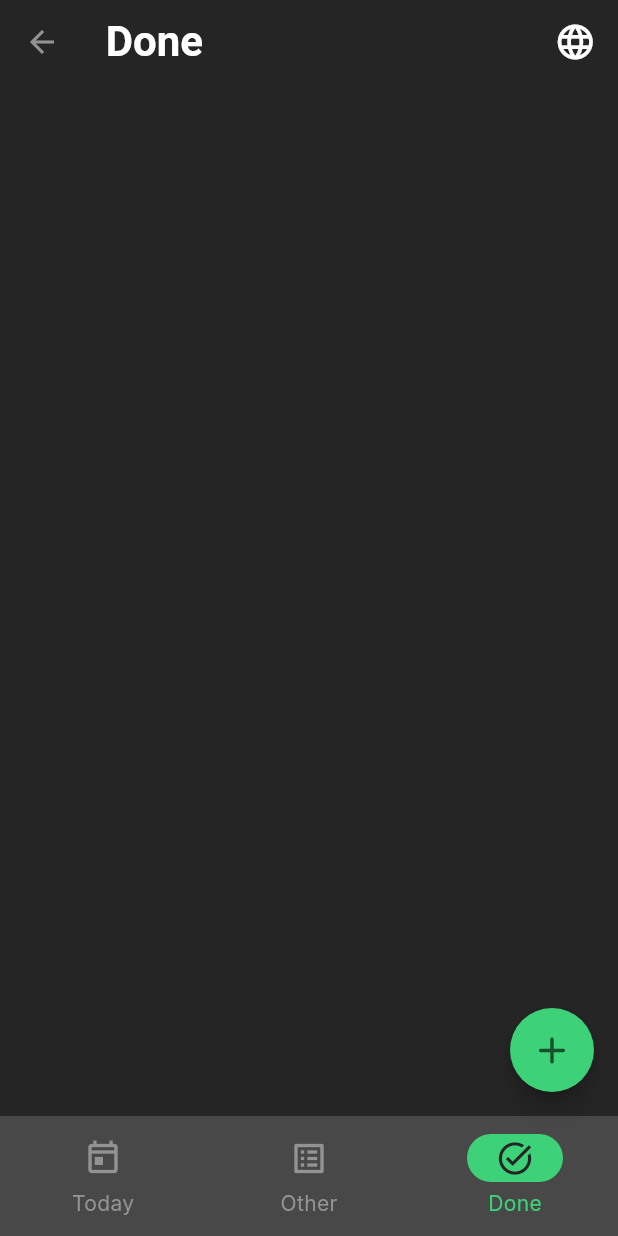
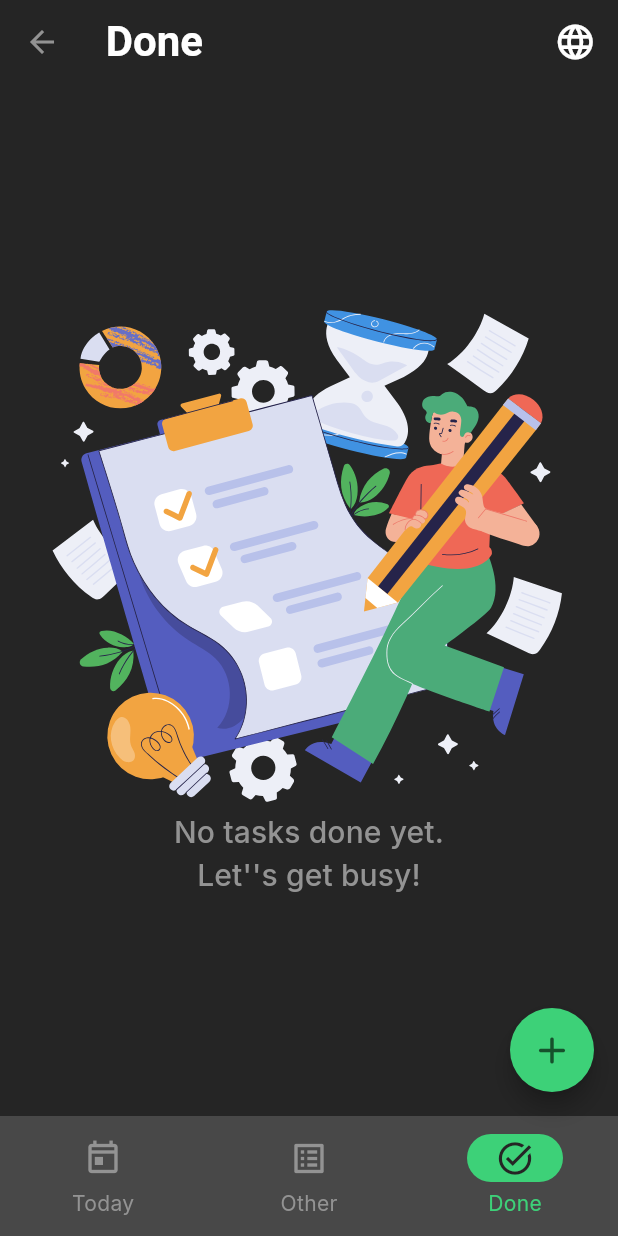
Before and after one commit to urban-potato/to-do-list-app-flutter, a Flutter app: the ToDoListScreen screen opened directly, item 3 of the bottom bar chosen, on a phone screen of 412 x 824 dp. Run offline on Flutter 3.47's test engine with Material 3 defaults, Android fonts, the phone set to English and light mode, and no system bars; our stand-ins replace auto_route, flutter_slidable, flutter_svg, get_it, google_fonts, hive_flutter and 2 more; accounts and stored records are empty; generated files the repository leaves out were written again; statements that could not run were skipped.

Commit message:
Add Pictures when no tasks

```diff
--- a/lib/constants/constants.dart
+++ b/lib/constants/constants.dart
@@ -19,6 +19,10 @@ abstract class AppMeasures {
   static double padding(BuildContext context) {
     return MediaQuery.of(context).size.width * 0.035;
   }
+
+  static double picturesPadding(BuildContext context) {
+    return MediaQuery.of(context).size.width * 0.15;
+  }
 }
 
 abstract class LocalesKeys {
--- a/lib/features/todo_list_screen/models/todo_list_model.dart
+++ b/lib/features/todo_list_screen/models/todo_list_model.dart
@@ -5,8 +5,8 @@ import 'package:to_do_list_app/entity/todo.dart';
 
 class ToDoListModel extends ChangeNotifier {
   final String boxName;
-  var _toDoList = <ToDo>[];
-  List<ToDo> get toDoList => _toDoList.toList();
+  List<ToDo>? _toDoList;
+  List<ToDo>? get toDoList => _toDoList?.toList();
 
   ToDoListModel({required this.boxName}) {
     _setup();
--- a/lib/features/todo_list_screen/widgets/archive_todos_widget.dart
+++ b/lib/features/todo_list_screen/widgets/archive_todos_widget.dart
@@ -1,7 +1,10 @@
 import 'package:flutter/material.dart';
+import 'package:flutter_svg/flutter_svg.dart';
 import 'package:to_do_list_app/constants/constants.dart';
 import 'package:to_do_list_app/features/todo_list_screen/models/todo_list_model.dart';
 import 'package:to_do_list_app/features/todo_list_screen/widgets/todo_tile_widget.dart';
+import 'package:flutter_gen/gen_l10n/app_localizations.dart';
+import 'package:to_do_list_app/resources/resources.dart';
 
 class ArchiveToDosWidget extends StatefulWidget {
   const ArchiveToDosWidget({super.key});
@@ -17,22 +20,68 @@ class _ArchiveToDosWidgetState extends State<ArchiveToDosWidget> {
   Widget build(BuildContext context) {
     return ToDoListModelProvider(
       model: _model,
-      child: const _ArcgiveToDosWidgetBody(),
+      child: const _ArchiveToDosWidgetBody(),
     );
   }
 }
 
-class _ArcgiveToDosWidgetBody extends StatelessWidget {
-  const _ArcgiveToDosWidgetBody();
+class _ArchiveToDosWidgetBody extends StatelessWidget {
+  const _ArchiveToDosWidgetBody();
 
   @override
   Widget build(BuildContext context) {
     final toDoListLength =
-        ToDoListModelProvider.watch(context)?.model.toDoList.length ?? 0;
+        ToDoListModelProvider.watch(context)?.model.toDoList?.length;
 
+    return toDoListLength == null
+        ? const Center(child: CircularProgressIndicator())
+        : toDoListLength == 0
+            ? const _NoToDosWidget()
+            : _ToDosWidget(toDoListLength: toDoListLength);
+  }
+}
+
+class _ToDosWidget extends StatelessWidget {
+  const _ToDosWidget({
+    required this.toDoListLength,
+  });
+
+  final int toDoListLength;
+
+  @override
+  Widget build(BuildContext context) {
     return ListView.builder(
       itemCount: toDoListLength,
       itemBuilder: (context, index) => ToDoTileWidget(toDoIndex: index),
     );
   }
 }
+
+class _NoToDosWidget extends StatelessWidget {
+  const _NoToDosWidget();
+
+  @override
+  Widget build(BuildContext context) {
+    return Column(
+      mainAxisAlignment: MainAxisAlignment.center,
+      crossAxisAlignment: CrossAxisAlignment.center,
+      children: [
+        SvgPicture.asset(
+          Svgs.personTasks,
+          semanticsLabel: AppLocalizations.of(context)!.personTasks,
+          fit: BoxFit.scaleDown,
+          width: MediaQuery.of(context).size.width -
+              AppMeasures.picturesPadding(context),
+        ),
+        Center(
+          child: Text(
+            AppLocalizations.of(context)!.noTasksDone,
+            style:
+                Theme.of(context).textTheme.titleSmall?.copyWith(fontSize: 20),
+            textAlign: TextAlign.center,
+          ),
+        ),
+      ],
+    );
+  }
+}
--- a/lib/features/todo_list_screen/widgets/today_todos_widget.dart
+++ b/lib/features/todo_list_screen/widgets/today_todos_widget.dart
@@ -1,7 +1,10 @@
 import 'package:flutter/material.dart';
+import 'package:flutter_svg/flutter_svg.dart';
 import 'package:to_do_list_app/constants/constants.dart';
 import 'package:to_do_list_app/features/todo_list_screen/models/todo_list_model.dart';
 import 'package:to_do_list_app/features/todo_list_screen/widgets/todo_tile_widget.dart';
+import 'package:to_do_list_app/resources/resources.dart';
+import 'package:flutter_gen/gen_l10n/app_localizations.dart';
 
 class TodayToDosWidget extends StatefulWidget {
   const TodayToDosWidget({super.key});
@@ -28,11 +31,57 @@ class _TodayToDosWidgetBody extends StatelessWidget {
   @override
   Widget build(BuildContext context) {
     final toDoListLength =
-        ToDoListModelProvider.watch(context)?.model.toDoList.length ?? 0;
+        ToDoListModelProvider.watch(context)?.model.toDoList?.length;
 
+    return toDoListLength == null
+        ? const Center(child: CircularProgressIndicator())
+        : toDoListLength == 0
+            ? const _NoToDosWidget()
+            : _ToDosWidget(toDoListLength: toDoListLength);
+  }
+}
+
+class _ToDosWidget extends StatelessWidget {
+  const _ToDosWidget({
+    required this.toDoListLength,
+  });
+
+  final int toDoListLength;
+
+  @override
+  Widget build(BuildContext context) {
     return ListView.builder(
       itemCount: toDoListLength,
       itemBuilder: (context, index) => ToDoTileWidget(toDoIndex: index),
     );
   }
 }
+
+class _NoToDosWidget extends StatelessWidget {
+  const _NoToDosWidget();
+
+  @override
+  Widget build(BuildContext context) {
+    return Column(
+      mainAxisAlignment: MainAxisAlignment.center,
+      crossAxisAlignment: CrossAxisAlignment.center,
+      children: [
+        SvgPicture.asset(
+          Svgs.personComputer,
+          semanticsLabel: AppLocalizations.of(context)!.personComputer,
+          fit: BoxFit.scaleDown,
+          width: MediaQuery.of(context).size.width -
+              AppMeasures.picturesPadding(context),
+        ),
+        Center(
+          child: Text(
+            AppLocalizations.of(context)!.noTasksToday,
+            style:
+                Theme.of(context).textTheme.titleSmall?.copyWith(fontSize: 20),
+            textAlign: TextAlign.center,
+          ),
+        ),
+      ],
+    );
+  }
+}
--- a/lib/l10n/app_en.arb
+++ b/lib/l10n/app_en.arb
@@ -8,5 +8,11 @@
   "toDoTitlePlaceholder": "to do...",
   "toDoDetailsPlaceholder": "details...",
   "toDo": "To-do",
-  "delete": "Delete"
+  "delete": "Delete",
+  "noTasksToday": "No tasks for today.\nClick + to create a task.",
+  "noTasksOtherDays": "No tasks for other days.\nClick + to create a task.",
+  "noTasksDone": "No tasks done yet.\nLet''s get busy!",
+  "personComputer": "Person sitting carefree at the computer",
+  "personMeditate": "Person meditating in the office",
+  "personTasks": "Person checks off tasks on task list"
 }
--- /dev/null
+++ b/lib/resources/resources.dart
@@ -0,0 +1 @@
+part 'svgs.dart';
--- /dev/null
+++ b/lib/resources/svgs.dart
@@ -0,0 +1,10 @@
+part of 'resources.dart';
+
+class Svgs {
+  Svgs._();
+
+  static const String personComputer = 'assets/svg/person_computer.svg';
+  static const String personHappy = 'assets/svg/person_happy.svg';
+  static const String personMeditate = 'assets/svg/person_meditate.svg';
+  static const String personTasks = 'assets/svg/person_tasks.svg';
+}
--- a/pubspec.yaml
+++ b/pubspec.yaml
@@ -21,6 +21,7 @@ dependencies:
   flutter_slidable: ^3.1.0
   hive_flutter: ^1.1.0
   equatable: ^2.0.5
+  flutter_svg: ^2.0.10+1
 
 dev_dependencies:
   flutter_test:
@@ -34,4 +35,5 @@ flutter:
   uses-material-design: true
   generate: true
   assets:
+    - assets/svg/
     - assets/fonts/
```
Also changed, not shown: lib/features/todo_list_screen/widgets/other_todos_widget.dart (+50 -1 lines), lib/features/todo_list_screen/widgets/todo_tile_widget.dart (+33 -11 lines), lib/features/todo_screen/models/todo_model.dart (+7 -1 lines), lib/l10n/app_ru.arb (+7 -1 lines), spider.yaml (added, +38 -0 lines), assets/svg/person_computer.svg (added), assets/svg/person_happy.svg (added), assets/svg/person_meditate.svg (added), assets/svg/person_tasks.svg (added), pubspec.lock.
